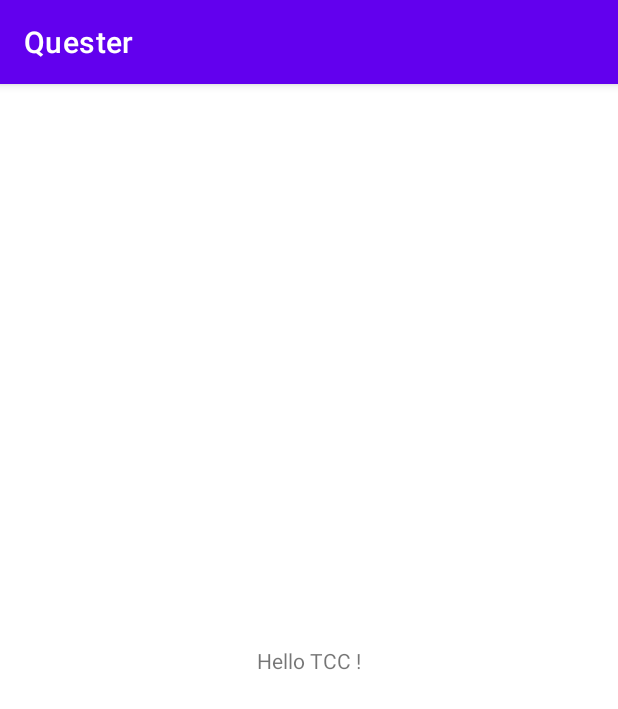
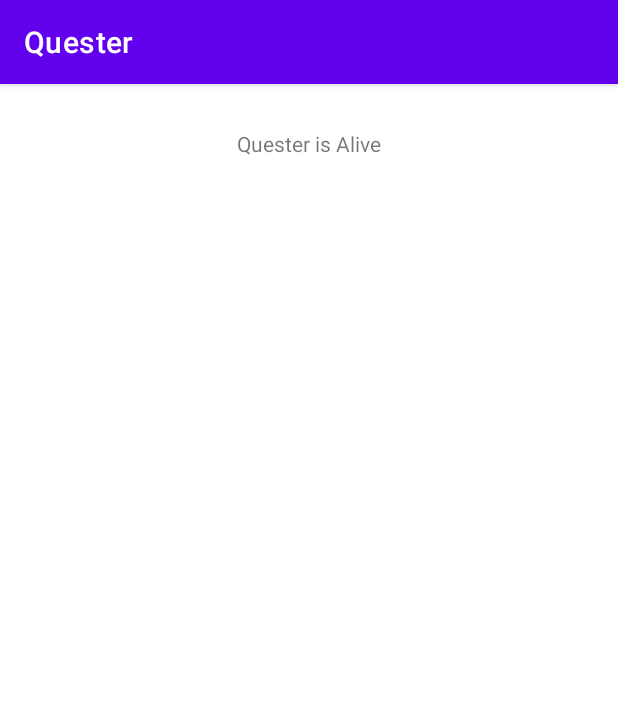
Before and after one commit to lincolnmesatto/Quester, an Android app: the screen it shows after launch (MainActivity), on a phone screen of 412 x 824 dp. Shown: the top 709 px of the screen. Run offline under Robolectric (Android 15) with nearby library versions, the phone set to English and light mode, and no system bars.

Commit message:
Test Quester is Alive

```diff
--- a/app/src/main/res/layout/activity_main.xml
+++ b/app/src/main/res/layout/activity_main.xml
@@ -9,10 +9,11 @@
     <TextView
         android:layout_width="wrap_content"
         android:layout_height="wrap_content"
-        android:text="Hello TCC !"
+        android:text="Quester is Alive"
         app:layout_constraintBottom_toBottomOf="parent"
         app:layout_constraintLeft_toLeftOf="parent"
         app:layout_constraintRight_toRightOf="parent"
-        app:layout_constraintTop_toTopOf="parent" />
+        app:layout_constraintTop_toTopOf="parent"
+        app:layout_constraintVertical_bias="0.04" />
 
 </androidx.constraintlayout.widget.ConstraintLayout>
```
